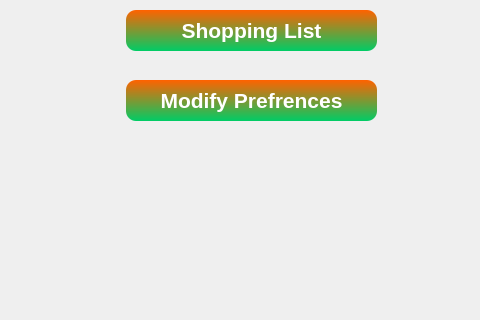
Above: 3_Solution/Client/DummyChefInterface/clientmainwindow.ui from CiocAlexandru/2025_CAM_DummyChef before the change; both pictures show x 864 to 1344 and y 300 to 620 of the 1344 by 749 pixel window. Below: the same form after it.
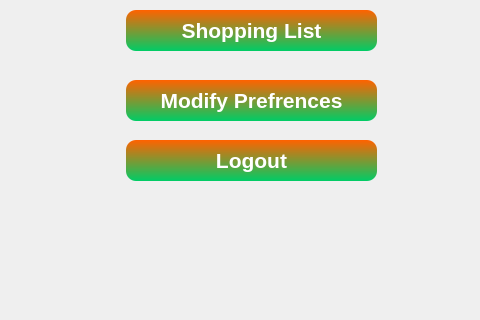
That is the form after the change.

Diff of the .ui file:
```diff
--- a/3_Solution/Client/DummyChefInterface/clientmainwindow.ui
+++ b/3_Solution/Client/DummyChefInterface/clientmainwindow.ui
@@ -158,6 +158,42 @@
      <string>View All Recipes</string>
     </property>
    </widget>
+   <widget class="QPushButton" name="logoutButton">
+    <property name="geometry">
+     <rect>
+      <x>990</x>
+      <y>440</y>
+      <width>251</width>
+      <height>41</height>
+     </rect>
+    </property>
+    <property name="styleSheet">
+     <string notr="true">QPushButton {
+    background: qlineargradient(x1:0, y1:0, x2:0, y2:1, stop:0 #FF6200, stop:1 #00CC66);
+    color: #FFFFFF;
+    border-radius: 10px;
+    border: none;
+    padding: 5px;
+    font-family: &quot;Poppins&quot;;
+    font-size: 16pt;
+    font-weight: 600;
+    box-shadow: 2px 2px 5px rgba(0, 0, 0, 0.3);
+}
+
+QPushButton:hover {
+    background: qlineargradient(x1:0, y1:0, x2:0, y2:1, stop:0 #00CC66, stop:1 #FF6200);
+    border: 2px solid #535AEF;
+}
+
+QPushButton:pressed {
+    background: qlineargradient(x1:0, y1:0, x2:0, y2:1, stop:0 #CC4E00, stop:1 #00994C);
+    border: 2px solid #4488CC;
+}</string>
+    </property>
+    <property name="text">
+     <string>Logout</string>
+    </property>
+   </widget>
   </widget>
   <widget class="QMenuBar" name="menubar">
    <property name="geometry">
```
